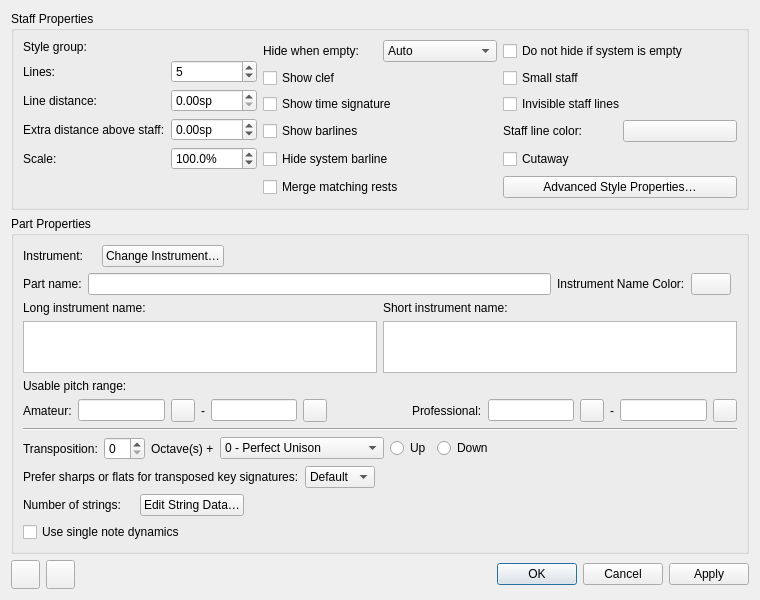
Old version of the form mscore/editstaff.ui in the repository fp22june/MuseScore.
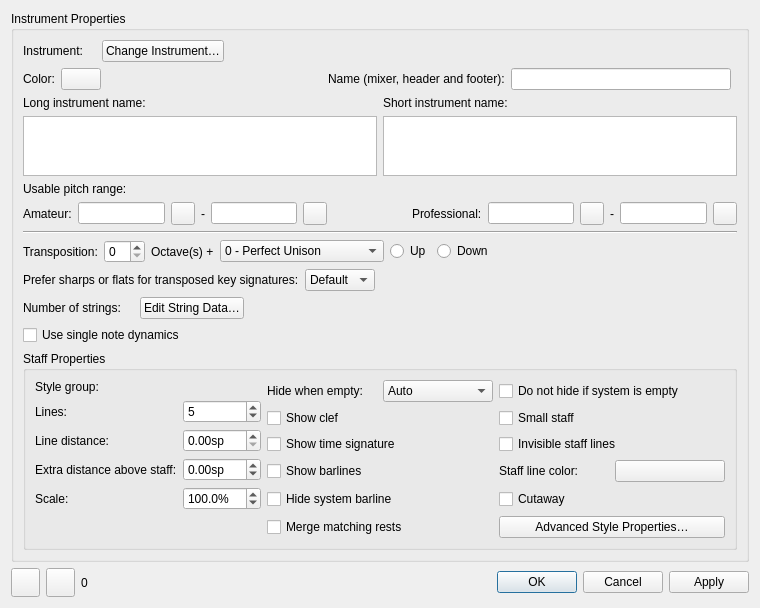
New version of the form. Icons and pictures are not drawn. Custom widgets are drawn as their Qt base class.

Commit message: Change staff part properties window ui.

```diff
--- a/mscore/editstaff.ui
+++ b/mscore/editstaff.ui
@@ -7,7 +7,7 @@
     <x>0</x>
     <y>0</y>
     <width>760</width>
-    <height>600</height>
+    <height>608</height>
    </rect>
   </property>
   <property name="sizePolicy">
@@ -27,290 +27,6 @@
   </property>
   <layout class="QGridLayout" name="gridLayout">
    <item row="0" column="0" colspan="2">
-    <widget class="QGroupBox" name="groupStaffProps">
-     <property name="sizePolicy">
-      <sizepolicy hsizetype="Preferred" vsizetype="Expanding">
-       <horstretch>0</horstretch>
-       <verstretch>0</verstretch>
-      </sizepolicy>
-     </property>
-     <property name="minimumSize">
-      <size>
-       <width>0</width>
-       <height>0</height>
-      </size>
-     </property>
-     <property name="title">
-      <string>Staff Properties</string>
-     </property>
-     <layout class="QVBoxLayout" name="verticalLayout_2">
-      <item>
-       <layout class="QGridLayout" name="grid_StaffProps">
-        <item row="4" column="2">
-         <widget class="QCheckBox" name="cutaway">
-          <property name="text">
-           <string>Cutaway</string>
-          </property>
-         </widget>
-        </item>
-        <item row="4" column="1">
-         <widget class="QCheckBox" name="hideSystemBarLine">
-          <property name="text">
-           <string>Hide system barline</string>
-          </property>
-         </widget>
-        </item>
-        <item row="1" column="2">
-         <widget class="QCheckBox" name="isSmallCheckbox">
-          <property name="sizePolicy">
-           <sizepolicy hsizetype="Minimum" vsizetype="Fixed">
-            <horstretch>0</horstretch>
-            <verstretch>0</verstretch>
-           </sizepolicy>
-          </property>
-          <property name="text">
-           <string>Small staff</string>
-          </property>
-         </widget>
-        </item>
-        <item row="1" column="1">
-         <widget class="QCheckBox" name="showClef">
-          <property name="text">
-           <string>Show clef</string>
-          </property>
-         </widget>
-        </item>
-        <item row="3" column="2">
-         <layout class="QHBoxLayout" name="hLayout_LineColor">
-          <item>
-           <widget class="QLabel" name="labelColor">
-            <property name="text">
-             <string>Staff line color:</string>
-            </property>
-            <property name="buddy">
-             <cstring>color</cstring>
-            </property>
-           </widget>
-          </item>
-          <item>
-           <widget class="Awl::ColorLabel" name="color">
-            <property name="focusPolicy">
-             <enum>Qt::TabFocus</enum>
-            </property>
-           </widget>
-          </item>
-         </layout>
-        </item>
-        <item row="3" column="1">
-         <widget class="QCheckBox" name="showBarlines">
-          <property name="text">
-           <string>Show barlines</string>
-          </property>
-         </widget>
-        </item>
-        <item row="2" column="1">
-         <widget class="QCheckBox" name="showTimesig">
-          <property name="text">
-           <string>Show time signature</string>
-          </property>
-         </widget>
-        </item>
-        <item row="0" column="2">
-         <widget class="QCheckBox" name="showIfEmpty">
-          <property name="text">
-           <string>Do not hide if system is empty</string>
-          </property>
-         </widget>
-        </item>
-        <item row="2" column="2">
-         <widget class="QCheckBox" name="invisible">
-          <property name="text">
-           <string>Invisible staff lines</string>
-          </property>
-         </widget>
-        </item>
-        <item row="5" column="2">
-         <widget class="QPushButton" name="changeStaffType">
-          <property name="text">
-           <string>Advanced Style Properties…</string>
-          </property>
-         </widget>
-        </item>
-        <item row="0" column="0" rowspan="5">
-         <layout class="QFormLayout" name="formLayout">
-          <property name="fieldGrowthPolicy">
-           <enum>QFormLayout::AllNonFixedFieldsGrow</enum>
-          </property>
-          <property name="labelAlignment">
-           <set>Qt::AlignLeading|Qt::AlignLeft|Qt::AlignVCenter</set>
-          </property>
-          <item row="1" column="0">
-           <widget class="QLabel" name="labelNumOfLines">
-            <property name="text">
-             <string>Lines:</string>
-            </property>
-            <property name="textFormat">
-             <enum>Qt::PlainText</enum>
-            </property>
-            <property name="buddy">
-             <cstring>lines</cstring>
-            </property>
-           </widget>
-          </item>
-          <item row="1" column="1">
-           <widget class="QSpinBox" name="lines">
-            <property name="minimum">
-             <number>0</number>
-            </property>
-            <property name="maximum">
-             <number>14</number>
-            </property>
-            <property name="value">
-             <number>5</number>
-            </property>
-           </widget>
-          </item>
-          <item row="2" column="0">
-           <widget class="QLabel" name="labelLineDist">
-            <property name="text">
-             <string>Line distance:</string>
-            </property>
-            <property name="buddy">
-             <cstring>lineDistance</cstring>
-            </property>
-           </widget>
-          </item>
-          <item row="2" column="1">
-           <widget class="QDoubleSpinBox" name="lineDistance">
-            <property name="sizePolicy">
-             <sizepolicy hsizetype="Preferred" vsizetype="Fixed">
-              <horstretch>0</horstretch>
-              <verstretch>0</verstretch>
-             </sizepolicy>
-            </property>
-            <property name="suffix">
-             <string>sp</string>
-            </property>
-            <property name="singleStep">
-             <double>0.250000000000000</double>
-            </property>
-           </widget>
-          </item>
-          <item row="4" column="0">
-           <widget class="QLabel" name="labelExtraDist">
-            <property name="text">
-             <string>Extra distance above staff:</string>
-            </property>
-            <property name="buddy">
-             <cstring>spinExtraDistance</cstring>
-            </property>
-           </widget>
-          </item>
-          <item row="4" column="1">
-           <widget class="QDoubleSpinBox" name="spinExtraDistance">
-            <property name="suffix">
-             <string>sp</string>
-            </property>
-            <property name="minimum">
-             <double>-50.000000000000000</double>
-            </property>
-            <property name="maximum">
-             <double>50.000000000000000</double>
-            </property>
-            <property name="singleStep">
-             <double>0.250000000000000</double>
-            </property>
-           </widget>
-          </item>
-          <item row="5" column="0">
-           <widget class="QLabel" name="label">
-            <property name="text">
-             <string>Scale:</string>
-            </property>
-           </widget>
-          </item>
-          <item row="5" column="1">
-           <widget class="QDoubleSpinBox" name="mag">
-            <property name="suffix">
-             <string>%</string>
-            </property>
-            <property name="decimals">
-             <number>1</number>
-            </property>
-            <property name="minimum">
-             <double>10.000000000000000</double>
-            </property>
-            <property name="maximum">
-             <double>1000.000000000000000</double>
-            </property>
-            <property name="value">
-             <double>100.000000000000000</double>
-            </property>
-           </widget>
-          </item>
-          <item row="0" column="0">
-           <widget class="QLabel" name="labelStaffGroup">
-            <property name="text">
-             <string>Style group:</string>
-            </property>
-            <property name="buddy">
-             <cstring>staffGroupName</cstring>
-            </property>
-           </widget>
-          </item>
-          <item row="0" column="1">
-           <widget class="QLabel" name="staffGroupName"/>
-          </item>
-         </layout>
-        </item>
-        <item row="0" column="1">
-         <layout class="QHBoxLayout" name="horizontalLayout">
-          <item>
-           <widget class="QLabel" name="label_2">
-            <property name="text">
-             <string>Hide when empty:</string>
-            </property>
-           </widget>
-          </item>
-          <item>
-           <widget class="QComboBox" name="hideMode">
-            <item>
-             <property name="text">
-              <string>Auto</string>
-             </property>
-            </item>
-            <item>
-             <property name="text">
-              <string>Always</string>
-             </property>
-            </item>
-            <item>
-             <property name="text">
-              <string>Never</string>
-             </property>
-            </item>
-            <item>
-             <property name="text">
-              <string>Instrument</string>
-             </property>
-            </item>
-           </widget>
-          </item>
-         </layout>
-        </item>
-        <item row="5" column="1">
-         <widget class="QCheckBox" name="mergeMatchingRests">
-          <property name="text">
-           <string>Merge matching rests</string>
-          </property>
-         </widget>
-        </item>
-       </layout>
-      </item>
-     </layout>
-    </widget>
-   </item>
-   <item row="1" column="0" colspan="2">
     <widget class="QGroupBox" name="groupPartProps">
      <property name="sizePolicy">
       <sizepolicy hsizetype="Preferred" vsizetype="Expanding">
@@ -319,9 +35,9 @@
       </sizepolicy>
      </property>
      <property name="title">
-      <string>Part Properties</string>
+      <string>Instrument Properties</string>
      </property>
-     <layout class="QVBoxLayout" name="verticalLayout" stretch="0,1,0,0,0,0,0,0">
+     <layout class="QVBoxLayout" name="verticalLayout" stretch="0,1,0,0,0,0,0,0,0">
       <item>
        <layout class="QGridLayout" name="grid_PartProps">
         <property name="leftMargin">
@@ -369,10 +85,37 @@
         </item>
         <item row="3" column="0">
          <layout class="QHBoxLayout" name="horizontalLayout_5">
+          <item>
+           <widget class="QLabel" name="label_InstrumentNameColor">
+            <property name="text">
+             <string>Color:</string>
+            </property>
+           </widget>
+          </item>
+          <item>
+           <widget class="Awl::ColorLabel" name="color_2">
+            <property name="focusPolicy">
+             <enum>Qt::FocusPolicy::TabFocus</enum>
+            </property>
+           </widget>
+          </item>
+          <item>
+           <spacer name="horizontalSpacer_5">
+            <property name="orientation">
+             <enum>Qt::Orientation::Horizontal</enum>
+            </property>
+            <property name="sizeHint" stdset="0">
+             <size>
+              <width>40</width>
+              <height>20</height>
+             </size>
+            </property>
+           </spacer>
+          </item>
           <item>
            <widget class="QLabel" name="label_PartName">
             <property name="text">
-             <string>Part name:</string>
+             <string>Name (mixer, header and footer):</string>
             </property>
             <property name="buddy">
              <cstring>partName</cstring>
@@ -382,20 +125,6 @@
           <item>
            <widget class="QLineEdit" name="partName"/>
           </item>
-          <item>
-           <widget class="QLabel" name="label_InstrumentNameColor">
-            <property name="text">
-             <string>Instrument Name Color:</string>
-            </property>
-           </widget>
-          </item>
-          <item>
-           <widget class="Awl::ColorLabel" name="color_2">
-            <property name="focusPolicy">
-             <enum>Qt::TabFocus</enum>
-            </property>
-           </widget>
-          </item>
          </layout>
         </item>
        </layout>
@@ -934,10 +663,294 @@
         </property>
        </widget>
       </item>
+      <item>
+       <widget class="QGroupBox" name="groupStaffProps">
+        <property name="sizePolicy">
+         <sizepolicy hsizetype="Preferred" vsizetype="Expanding">
+          <horstretch>0</horstretch>
+          <verstretch>0</verstretch>
+         </sizepolicy>
+        </property>
+        <property name="minimumSize">
+         <size>
+          <width>0</width>
+          <height>0</height>
+         </size>
+        </property>
+        <property name="title">
+         <string>Staff Properties</string>
+        </property>
+        <layout class="QVBoxLayout" name="verticalLayout_2">
+         <item>
+          <layout class="QGridLayout" name="grid_StaffProps">
+           <item row="4" column="2">
+            <widget class="QCheckBox" name="cutaway">
+             <property name="text">
+              <string>Cutaway</string>
+             </property>
+            </widget>
+           </item>
+           <item row="4" column="1">
+            <widget class="QCheckBox" name="hideSystemBarLine">
+             <property name="text">
+              <string>Hide system barline</string>
+             </property>
+            </widget>
+           </item>
+           <item row="1" column="2">
+            <widget class="QCheckBox" name="isSmallCheckbox">
+             <property name="sizePolicy">
+              <sizepolicy hsizetype="Minimum" vsizetype="Fixed">
+               <horstretch>0</horstretch>
+               <verstretch>0</verstretch>
+              </sizepolicy>
+             </property>
+             <property name="text">
+              <string>Small staff</string>
+             </property>
+            </widget>
+           </item>
+           <item row="1" column="1">
+            <widget class="QCheckBox" name="showClef">
+             <property name="text">
+              <string>Show clef</string>
+             </property>
+            </widget>
+           </item>
+           <item row="3" column="2">
+            <layout class="QHBoxLayout" name="hLayout_LineColor">
+             <item>
+              <widget class="QLabel" name="labelColor">
+               <property name="text">
+                <string>Staff line color:</string>
+               </property>
+               <property name="buddy">
+                <cstring>color</cstring>
+               </property>
+              </widget>
+             </item>
+             <item>
+              <widget class="Awl::ColorLabel" name="color">
+               <property name="focusPolicy">
+                <enum>Qt::FocusPolicy::TabFocus</enum>
+               </property>
+              </widget>
+             </item>
+            </layout>
+           </item>
+           <item row="3" column="1">
+            <widget class="QCheckBox" name="showBarlines">
+             <property name="text">
+              <string>Show barlines</string>
+             </property>
+            </widget>
+           </item>
+           <item row="2" column="1">
+            <widget class="QCheckBox" name="showTimesig">
+             <property name="text">
+              <string>Show time signature</string>
+             </property>
+            </widget>
+           </item>
+           <item row="0" column="2">
+            <widget class="QCheckBox" name="showIfEmpty">
+             <property name="text">
+              <string>Do not hide if system is empty</string>
+             </property>
+            </widget>
+           </item>
+           <item row="2" column="2">
+            <widget class="QCheckBox" name="invisible">
+             <property name="text">
+              <string>Invisible staff lines</string>
+             </property>
+            </widget>
+           </item>
+           <item row="5" column="2">
+            <widget class="QPushButton" name="changeStaffType">
+             <property name="text">
+              <string>Advanced Style Properties…</string>
+             </property>
+            </widget>
+           </item>
+           <item row="0" column="0" rowspan="5">
+            <layout class="QFormLayout" name="formLayout">
+             <property name="fieldGrowthPolicy">
+              <enum>QFormLayout::FieldGrowthPolicy::AllNonFixedFieldsGrow</enum>
+             </property>
+             <property name="labelAlignment">
+              <set>Qt::AlignmentFlag::AlignLeading|Qt::AlignmentFlag::AlignLeft|Qt::AlignmentFlag::AlignVCenter</set>
+             </property>
+             <item row="1" column="0">
+              <widget class="QLabel" name="labelNumOfLines">
+               <property name="text">
+                <string>Lines:</string>
+               </property>
+               <property name="textFormat">
+                <enum>Qt::TextFormat::PlainText</enum>
+               </property>
+               <property name="buddy">
+                <cstring>lines</cstring>
+               </property>
+              </widget>
+             </item>
+             <item row="1" column="1">
+              <widget class="QSpinBox" name="lines">
+               <property name="minimum">
+                <number>0</number>
+               </property>
+               <property name="maximum">
+                <number>14</number>
+               </property>
+               <property name="value">
+                <number>5</number>
+               </property>
+              </widget>
+             </item>
+             <item row="2" column="0">
+              <widget class="QLabel" name="labelLineDist">
+               <property name="text">
+                <string>Line distance:</string>
+               </property>
+               <property name="buddy">
+                <cstring>lineDistance</cstring>
+               </property>
+              </widget>
+             </item>
+             <item row="2" column="1">
+              <widget class="QDoubleSpinBox" name="lineDistance">
+               <property name="sizePolicy">
+                <sizepolicy hsizetype="Preferred" vsizetype="Fixed">
+                 <horstretch>0</horstretch>
+                 <verstretch>0</verstretch>
+                </sizepolicy>
+               </property>
+               <property name="suffix">
+                <string>sp</string>
+               </property>
+               <property name="singleStep">
+                <double>0.250000000000000</double>
+               </property>
+              </widget>
+             </item>
+             <item row="4" column="0">
+              <widget class="QLabel" name="labelExtraDist">
+               <property name="text">
+                <string>Extra distance above staff:</string>
+               </property>
+               <property name="buddy">
+                <cstring>spinExtraDistance</cstring>
+               </property>
+              </widget>
+             </item>
+             <item row="4" column="1">
+              <widget class="QDoubleSpinBox" name="spinExtraDistance">
+               <property name="suffix">
+                <string>sp</string>
+               </property>
+               <property name="minimum">
+                <double>-50.000000000000000</double>
+               </property>
+               <property name="maximum">
+                <double>50.000000000000000</double>
+               </property>
+               <property name="singleStep">
+                <double>0.250000000000000</double>
+               </property>
+              </widget>
+             </item>
+             <item row="5" column="0">
+              <widget class="QLabel" name="label">
+               <property name="text">
+                <string>Scale:</string>
+               </property>
+              </widget>
+             </item>
+             <item row="5" column="1">
+              <widget class="QDoubleSpinBox" name="mag">
+               <property name="suffix">
+                <string>%</string>
+               </property>
+               <property name="decimals">
+                <number>1</number>
+               </property>
+               <property name="minimum">
+                <double>10.000000000000000</double>
+               </property>
+               <property name="maximum">
+                <double>1000.000000000000000</double>
+               </property>
+               <property name="value">
+                <double>100.000000000000000</double>
+               </property>
+              </widget>
+             </item>
+             <item row="0" column="0">
+              <widget class="QLabel" name="labelStaffGroup">
+               <property name="text">
+                <string>Style group:</string>
+               </property>
+               <property name="buddy">
+                <cstring>staffGroupName</cstring>
+               </property>
+              </widget>
+             </item>
+             <item row="0" column="1">
+              <widget class="QLabel" name="staffGroupName"/>
+             </item>
+            </layout>
+           </item>
+           <item row="0" column="1">
+            <layout class="QHBoxLayout" name="horizontalLayout">
+             <item>
+              <widget class="QLabel" name="label_2">
+               <property name="text">
+                <string>Hide when empty:</string>
+               </property>
+              </widget>
+             </item>
+             <item>
+              <widget class="QComboBox" name="hideMode">
+               <item>
+                <property name="text">
+                 <string>Auto</string>
+                </property>
+               </item>
+               <item>
+                <property name="text">
+                 <string>Always</string>
+                </property>
+               </item>
+               <item>
+                <property name="text">
+                 <string>Never</string>
+                </property>
+               </item>
+               <item>
+                <property name="text">
+                 <string>Instrument</string>
+                </property>
+               </item>
+              </widget>
+             </item>
+            </layout>
+           </item>
+           <item row="5" column="1">
+            <widget class="QCheckBox" name="mergeMatchingRests">
+             <property name="text">
+              <string>Merge matching rests</string>
+             </property>
+            </widget>
+           </item>
+          </layout>
+         </item>
+        </layout>
+       </widget>
+      </item>
      </layout>
     </widget>
    </item>
-   <item row="2" column="0">
+   <item row="1" column="0">
     <layout class="QHBoxLayout" name="groupPrevNextButtons">
      <item>
       <widget class="QToolButton" name="previousButton">
@@ -979,6 +992,13 @@
        </property>
       </widget>
      </item>
+     <item>
+      <widget class="QLabel" name="currentStaffNumber">
+       <property name="text">
+        <string>0</string>
+       </property>
+      </widget>
+     </item>
      <item>
       <spacer name="horizontalSpacer_3">
        <property name="orientation">
@@ -994,7 +1014,7 @@
      </item>
     </layout>
    </item>
-   <item row="2" column="1">
+   <item row="1" column="1">
     <widget class="QDialogButtonBox" name="buttonBox">
      <property name="orientation">
       <enum>Qt::Horizontal</enum>
```
Left out of the diff: 20 changed lines with no effect on the pictures. The commit also changes 1 other file.
